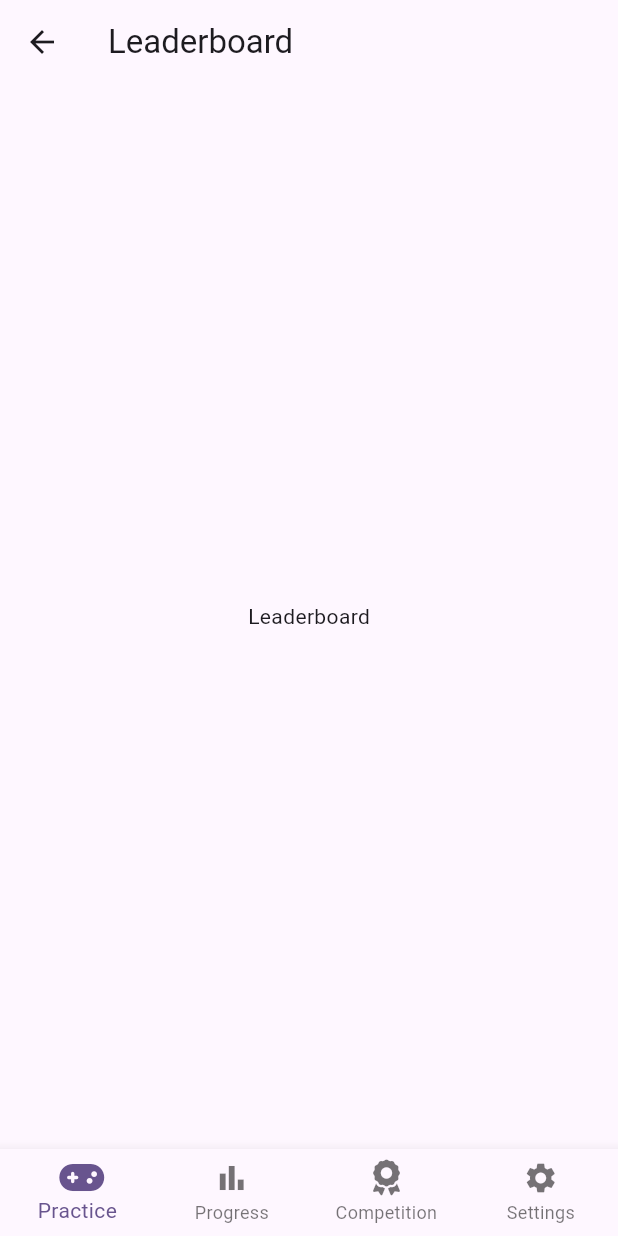
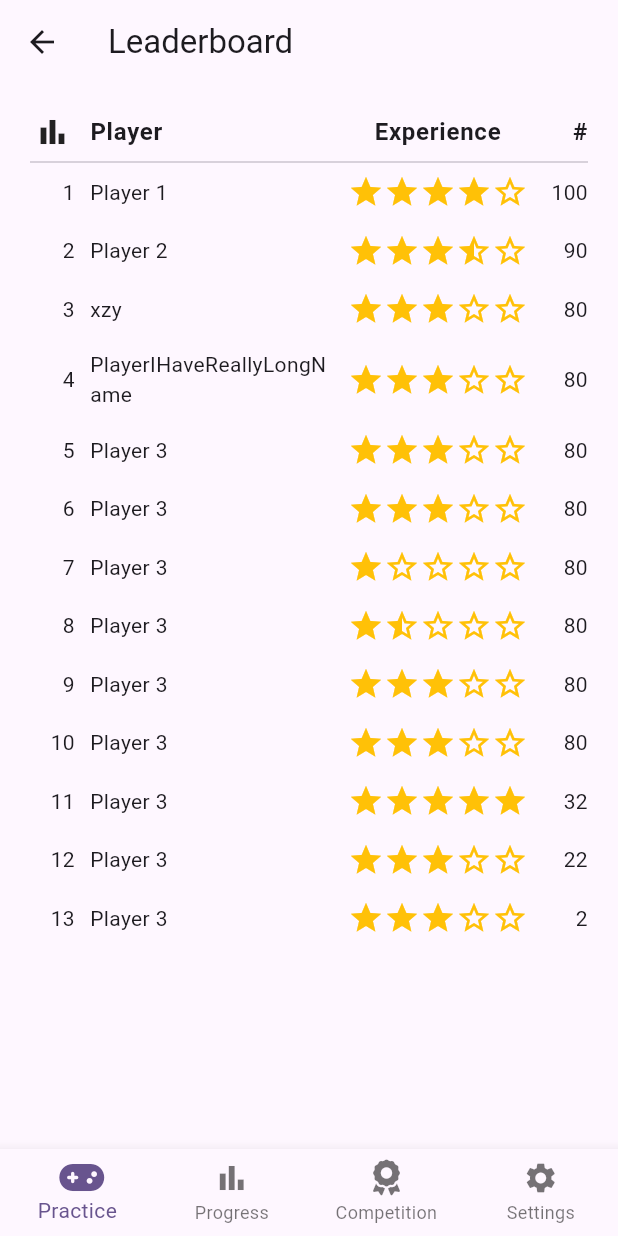
Before and after one commit to dmholtz/logic_app, a Flutter app: the LeaderboardScreen screen opened by its route, on a phone screen of 412 x 824 dp. Run offline on Flutter 3.47's test engine with Material 2 defaults, Android fonts, the light colour scheme and no system bars; our stand-ins replace flutter_riverpod, fluttericon, go_router.

Commit message:
Add leaderboard

```diff
--- /dev/null
+++ b/lib/models/player.dart
@@ -0,0 +1,13 @@
+class Player {
+  final int rank;
+  final String name;
+  final double starsPercentage;
+  final int points;
+
+  Player({
+    required this.rank,
+    required this.name,
+    required this.starsPercentage,
+    required this.points,
+  });
+}
--- a/lib/screens/leaderboard.dart
+++ b/lib/screens/leaderboard.dart
@@ -1,5 +1,7 @@
 import 'package:flutter/material.dart';
 import 'package:flutter_riverpod/flutter_riverpod.dart';
+import 'package:logic_app/state/players.dart';
+import 'package:logic_app/widgets/leaderboard_entry.dart';
 
 class LeaderboardScreen extends ConsumerWidget {
   const LeaderboardScreen({super.key});
@@ -7,8 +9,28 @@
   @override
   Widget build(BuildContext context, WidgetRef ref) {
     return Scaffold(
-      appBar: AppBar(title: const Text("Leaderboard")),
-      body: const Center(child: Text("Leaderboard")),
-    );
+        appBar: AppBar(title: const Text("Leaderboard")),
+        body: Padding(
+          padding: const EdgeInsets.all(20.0),
+          child: Column(
+            mainAxisAlignment: MainAxisAlignment.start,
+            crossAxisAlignment: CrossAxisAlignment.center,
+            children: [
+              const LeaderboardHeaderEntry(),
+              const Divider(),
+              Expanded(
+                child: ListView.separated(
+                    itemBuilder: (BuildContext context, int index) {
+                      return LeaderboardEntry(
+                          player: ref.watch(playersProvider)[index]);
+                    },
+                    separatorBuilder: (BuildContext context, int index) {
+                      return const SizedBox(height: 15);
+                    },
+                    itemCount: ref.watch(playersProvider).length),
+              ),
+            ],
+          ),
+        ));
   }
 }
--- /dev/null
+++ b/lib/state/players.dart
@@ -0,0 +1,22 @@
+import 'package:flutter_riverpod/flutter_riverpod.dart';
+import 'package:logic_app/models/player.dart';
+
+final playersProvider = StateProvider<List<Player>>((ref) => [
+      Player(name: "Player 1", rank: 1, starsPercentage: 0.8, points: 100),
+      Player(name: "Player 2", rank: 2, starsPercentage: 0.7, points: 90),
+      Player(name: "xzy", rank: 3, starsPercentage: 0.6, points: 80),
+      Player(
+          name: "PlayerIHaveReallyLongName",
+          rank: 4,
+          starsPercentage: 0.6,
+          points: 80),
+      Player(name: "Player 3", rank: 5, starsPercentage: 0.6, points: 80),
+      Player(name: "Player 3", rank: 6, starsPercentage: 0.6, points: 80),
+      Player(name: "Player 3", rank: 7, starsPercentage: 0.2, points: 80),
+      Player(name: "Player 3", rank: 8, starsPercentage: 0.3, points: 80),
+      Player(name: "Player 3", rank: 9, starsPercentage: 0.6, points: 80),
+      Player(name: "Player 3", rank: 10, starsPercentage: 0.6, points: 80),
+      Player(name: "Player 3", rank: 11, starsPercentage: 1.0, points: 32),
+      Player(name: "Player 3", rank: 12, starsPercentage: 0.6, points: 22),
+      Player(name: "Player 3", rank: 13, starsPercentage: 0.6, points: 2),
+    ]);
--- /dev/null
+++ b/lib/styles/text.dart
@@ -0,0 +1,11 @@
+import 'package:flutter/material.dart';
+
+TextStyle tableHeadlineTextStyle(BuildContext context) {
+  return Theme.of(context).textTheme.bodyLarge!.copyWith(
+        fontWeight: FontWeight.bold,
+      );
+}
+
+TextStyle tableContentTextStyle(BuildContext context) {
+  return Theme.of(context).textTheme.bodyMedium!;
+}
--- /dev/null
+++ b/lib/widgets/leaderboard_entry.dart
@@ -0,0 +1,90 @@
+import 'package:flutter/material.dart';
+import 'package:flutter_riverpod/flutter_riverpod.dart';
+import 'package:logic_app/models/player.dart';
+import 'package:logic_app/styles/text.dart';
+import 'package:logic_app/widgets/star_progress_indicator.dart';
+
+class LeaderboardHeaderEntry extends ConsumerWidget {
+  const LeaderboardHeaderEntry({super.key});
+
+  @override
+  Widget build(BuildContext context, WidgetRef ref) {
+    return Row(
+      mainAxisAlignment: MainAxisAlignment.spaceBetween,
+      children: [
+        const SizedBox(width: 30, child: Icon(Icons.bar_chart)),
+        const SizedBox(width: 10),
+        Expanded(
+          child: Text(
+            "Player",
+            textAlign: TextAlign.left,
+            style: tableHeadlineTextStyle(context),
+          ),
+        ),
+        const SizedBox(width: 10),
+        SizedBox(
+          width: 120,
+          child: Text(
+            "Experience",
+            textAlign: TextAlign.center,
+            style: tableHeadlineTextStyle(context),
+          ),
+        ),
+        const SizedBox(width: 10),
+        SizedBox(
+          width: 30,
+          child: Text(
+            "#",
+            textAlign: TextAlign.right,
+            style: tableHeadlineTextStyle(context),
+          ),
+        ),
+      ],
+    );
+  }
+}
+
+class LeaderboardEntry extends ConsumerWidget {
+  final Player player;
+
+  const LeaderboardEntry({super.key, required this.player});
+
+  @override
+  Widget build(BuildContext context, WidgetRef ref) {
+    return Row(
+      mainAxisAlignment: MainAxisAlignment.spaceBetween,
+      children: [
+        SizedBox(
+          width: 30,
+          child: Text(
+            player.rank.toString(),
+            textAlign: TextAlign.right,
+            style: tableContentTextStyle(context),
+          ),
+        ),
+        const SizedBox(width: 10),
+        Expanded(
+          child: Text(
+            player.name,
+            textAlign: TextAlign.left,
+            style: tableContentTextStyle(context),
+          ),
+        ),
+        const SizedBox(width: 10),
+        SizedBox(
+          width: 120,
+          child: StarProgressIndicator(value: player.starsPercentage),
+        ),
+        const SizedBox(width: 10),
+        SizedBox(
+          width: 30,
+          child: Text(
+            player.points.toString(),
+            textAlign: TextAlign.right,
+            style: tableContentTextStyle(context),
+          ),
+        ),
+      ],
+    );
+  }
+}
```
